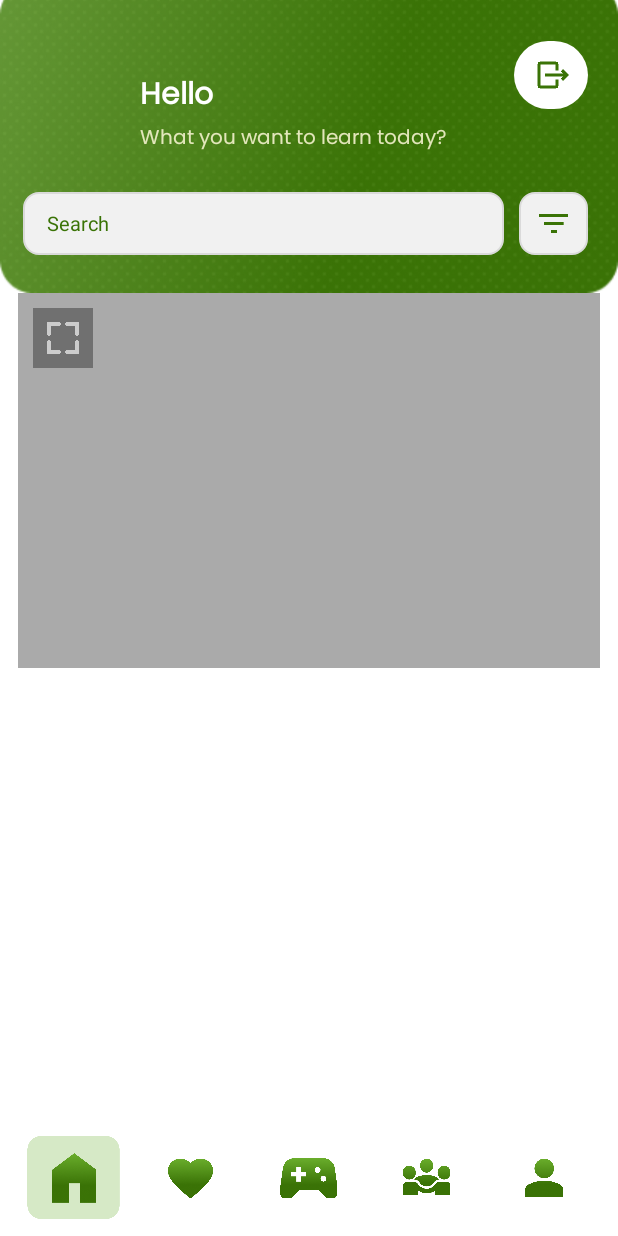
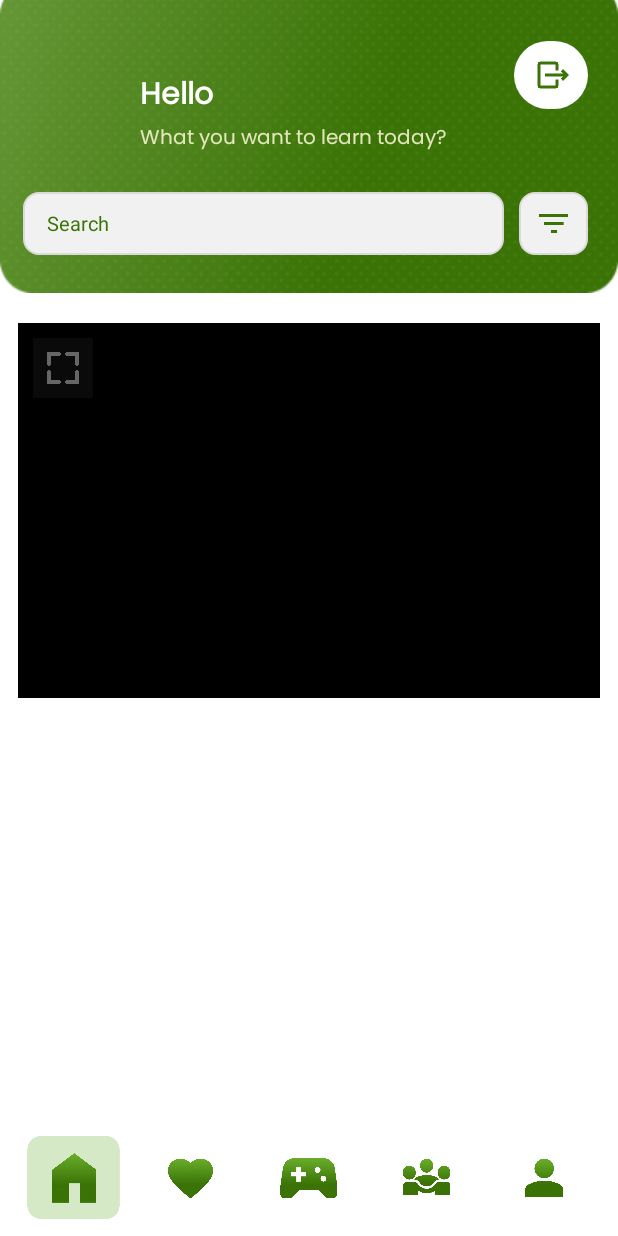
Before and after one commit to mohamedrifa/DeafMute, an Android app: the fragment EnrolledCourse placed in its activity, on a phone screen of 412 x 824 dp. Run offline under Robolectric (Android 15) with nearby library versions, the phone set to English and light mode, and no system bars; our stand-ins replace Firebase (no records; nobody signed in at launch, a user with empty details on screens opened directly); plain views replace PlayerView; pictures from the network do not load; 3 statements that could not run were skipped.

Commit message:
04/04/2025
.

```diff
--- a/app/src/main/java/com/example/deafandmute/EnrolledCourse.java
+++ b/app/src/main/java/com/example/deafandmute/EnrolledCourse.java
@@ -18,6 +18,8 @@ import androidx.recyclerview.widget.RecyclerView;
 import com.google.android.exoplayer2.ExoPlayer;
 import com.google.android.exoplayer2.MediaItem;
 import com.google.android.exoplayer2.ui.PlayerView;
+import com.google.firebase.auth.FirebaseAuth;
+import com.google.firebase.auth.FirebaseUser;
 import com.google.firebase.database.DataSnapshot;
 import com.google.firebase.database.DatabaseError;
 import com.google.firebase.database.DatabaseReference;
@@ -40,6 +42,8 @@ public class EnrolledCourse extends Fragment {
     private ExoPlayer player;
     private PlayerView playerView;
     private ImageView fullscreenButton;
+    FirebaseAuth mAuth;
+    int recents;
     private boolean isFullscreen = false;
 
     public EnrolledCourse() {
@@ -57,43 +61,84 @@ public class EnrolledCourse extends Fragment {
     @Override
     public void onCreate(Bundle savedInstanceState) {
         super.onCreate(savedInstanceState);
+        mAuth = FirebaseAuth.getInstance();
         if (getArguments() != null) {
             courseId = getArguments().getString(ARG_COURSE_ID);
         }
     }
 
     @Override
-    public View onCreateView(LayoutInflater inflater, ViewGroup container,
-                             Bundle savedInstanceState) {
+    public View onCreateView(LayoutInflater inflater, ViewGroup container, Bundle savedInstanceState) {
         View view = inflater.inflate(R.layout.fragment_enrolled_course, container, false);
-
-        // Initialize UI components
         playerView = view.findViewById(R.id.playerView);
         fullscreenButton = view.findViewById(R.id.fullscreen_button);
 
-        // Initialize ExoPlayer
-        String videoUrl = "https://drive.google.com/uc?export=download&id=1UFb4Wt7oIM9nFf_mo39uadLrzzpiC8-t";
+        // Initialize ExoPlayer (start with empty video)
         player = new ExoPlayer.Builder(requireActivity()).build();
         playerView.setPlayer(player);
-        MediaItem mediaItem = MediaItem.fromUri(Uri.parse(videoUrl));
-        player.setMediaItem(mediaItem);
-        player.prepare();
-        player.play();
 
         fullscreenButton.setOnClickListener(view1 -> toggleFullscreen());
+
+        String language = getString(R.string.lang);
+        FirebaseUser user = mAuth.getCurrentUser();
+        String userId = user.getUid();
+        DatabaseReference courseRef = FirebaseDatabase.getInstance()
+                .getReference("Users").child(userId).child("courseHistory")
+                .child(language)
+                .child(courseId);
 
         // Initialize RecyclerView
         tutorialRecycler = view.findViewById(R.id.tutorial_recycler);
         tutorialRecycler.setLayoutManager(new LinearLayoutManager(getContext()));
+        tutorialList = new ArrayList<>();
 
-        tutorialList = new ArrayList<>();
-        adapter = new TutorialAdapter(getContext(), tutorialList);
-        tutorialRecycler.setAdapter(adapter);
-        String language = getString(R.string.lang);
-        tutorialRef = FirebaseDatabase.getInstance().getReference("courses").child(language).child(courseId).child("tutorials");
-        fetchTutorials();
+        courseRef.addListenerForSingleValueEvent(new ValueEventListener() {
+            @Override
+            public void onDataChange(@NonNull DataSnapshot snapshot) {
+                if (snapshot.exists()) {
+                    recents = snapshot.getValue(Integer.class);
+                } else {
+                    recents = 0;
+                }
+                // Initialize tutorialRef **inside onDataChange()**
+                tutorialRef = FirebaseDatabase.getInstance()
+                        .getReference("courses").child(language).child(courseId).child("tutorials");
+
+                // Initialize Adapter **after** recents is set
+                adapter = new TutorialAdapter(getContext(), tutorialList, EnrolledCourse.this::playSelectedVideo, recents);
+                tutorialRecycler.setAdapter(adapter);
+
+                // Fetch tutorials **after tutorialRef is initialized**
+                fetchTutorials();
+            }
+
+            @Override
+            public void onCancelled(@NonNull DatabaseError error) {}
+        });
+
         return view;
     }
+
+
+    private void playSelectedVideo(String videoUrl, int position) {
+        String language = getString(R.string.lang);
+        FirebaseUser user = mAuth.getCurrentUser();
+        String userId = user.getUid();
+        DatabaseReference courseRef = FirebaseDatabase.getInstance().getReference("Users").child(userId)
+                .child("courseHistory").child(language).child(courseId);
+        courseRef.setValue(position).addOnCompleteListener(task -> {
+            if (task.isSuccessful()) {
+                MediaItem mediaItem = MediaItem.fromUri(Uri.parse(videoUrl));
+                player.setMediaItem(mediaItem);
+                player.prepare();
+                player.play();
+            } else {
+                Toast.makeText(requireContext(), R.string.failed_to_load_video, Toast.LENGTH_SHORT).show();
+            }
+        });
+
+    }
+
 
     private void fetchTutorials() {
         tutorialRef.addListenerForSingleValueEvent(new ValueEventListener() {
@@ -111,7 +156,7 @@ public class EnrolledCourse extends Fragment {
 
             @Override
             public void onCancelled(@NonNull DatabaseError error) {
-                Toast.makeText(getContext(), "Failed to load data", Toast.LENGTH_SHORT).show();
+                Toast.makeText(getContext(), R.string.failed_to_load_data, Toast.LENGTH_SHORT).show();
             }
         });
     }
--- a/app/src/main/java/com/example/deafandmute/TutorialAdapter.java
+++ b/app/src/main/java/com/example/deafandmute/TutorialAdapter.java
@@ -1,26 +1,35 @@
 package com.example.deafandmute;
 
+import android.annotation.SuppressLint;
 import android.content.Context;
 import android.content.Intent;
+import android.graphics.Color;
 import android.net.Uri;
 import android.view.LayoutInflater;
 import android.view.View;
 import android.view.ViewGroup;
+import android.widget.LinearLayout;
 import android.widget.TextView;
-
 import androidx.annotation.NonNull;
 import androidx.recyclerview.widget.RecyclerView;
-
 import java.util.List;
 
 public class TutorialAdapter extends RecyclerView.Adapter<TutorialAdapter.TutorialViewHolder> {
 
     private List<Tutorial> tutorialList;
     private Context context;
+    private OnTutorialClickListener listener;
+    private int selectedPosition; // Track selected item
 
-    public TutorialAdapter(Context context, List<Tutorial> tutorialList) {
+    public interface OnTutorialClickListener {
+        void onTutorialClick(String videoUrl, int position);
+    }
+
+    public TutorialAdapter(Context context, List<Tutorial> tutorialList, OnTutorialClickListener listener, int recents) {
         this.context = context;
         this.tutorialList = tutorialList;
+        this.listener = listener;
+        selectedPosition = recents;
     }
 
     @NonNull
@@ -34,10 +43,22 @@ public class TutorialAdapter extends RecyclerView.Adapter<TutorialAdapter.Tutori
     public void onBindViewHolder(@NonNull TutorialViewHolder holder, int position) {
         Tutorial tutorial = tutorialList.get(position);
         holder.nameTextView.setText(tutorial.getName());
-        holder.itemView.setOnClickListener(v -> {
-            Intent intent = new Intent(Intent.ACTION_VIEW, Uri.parse(tutorial.getUrl()));
-            context.startActivity(intent);
-        });
+        // Highlight if selected or last watched (recents)
+        if (position == selectedPosition ) {
+            holder.ListBar.setBackgroundResource(R.drawable.tutorial_selected);
+            holder.nameTextView.setTextColor(Color.parseColor("#FFFFFF"));
+            listener.onTutorialClick(tutorial.getUrl(), position);
+        } else {
+            holder.ListBar.setBackgroundResource(R.drawable.tutorial_item_border);
+            holder.nameTextView.setTextColor(Color.parseColor("#C33CE0"));
+        }
+        holder.ListBar.setOnClickListener(v -> selectVideo(position, tutorial.getUrl()));
+    }
+    void selectVideo(int position, String videoUrl) {
+        if (selectedPosition != position) {
+            selectedPosition = position;
+            notifyDataSetChanged();
+        }
     }
 
     @Override
@@ -47,10 +68,11 @@ public class TutorialAdapter extends RecyclerView.Adapter<TutorialAdapter.Tutori
 
     public static class TutorialViewHolder extends RecyclerView.ViewHolder {
         TextView nameTextView;
-
+        LinearLayout ListBar;
         public TutorialViewHolder(@NonNull View itemView) {
             super(itemView);
             nameTextView = itemView.findViewById(R.id.tutorial_name);
+            ListBar = itemView.findViewById(R.id.listbar);
         }
     }
 }
--- /dev/null
+++ b/app/src/main/res/drawable/tutorial_selected.xml
@@ -0,0 +1,9 @@
+<?xml version="1.0" encoding="utf-8"?>
+<shape xmlns:android="http://schemas.android.com/apk/res/android"
+    android:shape="rectangle">
+    <solid android:color="#C33CE0" />
+    <stroke
+        android:width="2dp"
+        android:color="#C33CE0" />
+    <corners android:radius="12dp" />
+</shape>
--- a/app/src/main/res/layout/fragment_enrolled_course.xml
+++ b/app/src/main/res/layout/fragment_enrolled_course.xml
@@ -3,6 +3,7 @@
     xmlns:tools="http://schemas.android.com/tools"
     android:layout_width="match_parent"
     android:layout_height="match_parent"
+    xmlns:app="http://schemas.android.com/apk/res-auto"
     tools:context=".EnrolledCourse">
     <LinearLayout xmlns:android="http://schemas.android.com/apk/res/android"
         xmlns:tools="http://schemas.android.com/tools"
@@ -12,13 +13,17 @@
         android:background="@android:color/white"
         tools:context=".MainActivity">
         <!-- Video Player -->
+        <androidx.cardview.widget.CardView
+            android:layout_width="match_parent"
+            android:layout_height="250dp"
+            app:cardCornerRadius="12dp"
+            android:layout_marginTop="40dp"
+            android:layout_marginHorizontal="12dp">
             <com.google.android.exoplayer2.ui.PlayerView
                 android:id="@+id/playerView"
                 android:layout_width="match_parent"
                 android:layout_height="250dp"
-            android:layout_marginTop="20dp"
-            android:layout_marginHorizontal="12dp"
-            android:background="@android:color/darker_gray">
+                android:background="@android:color/black">
                 <ImageView
                     android:id="@+id/fullscreen_button"
                     android:layout_width="40dp"
@@ -27,17 +32,15 @@
                     android:layout_margin="10dp"
                     android:background="@drawable/video_fullscreen"
                     android:alpha="0.4"
-                android:scaleType="center"
-                android:contentDescription="Fullscreen"/>
+                    android:scaleType="center"/>
             </com.google.android.exoplayer2.ui.PlayerView>
+        </androidx.cardview.widget.CardView>
 
-        <!-- Video List -->
         <androidx.recyclerview.widget.RecyclerView
             android:id="@+id/tutorial_recycler"
             android:layout_width="match_parent"
             android:layout_marginTop="4dp"
-            android:layout_height="match_parent"
-            android:padding="8dp"/>
+            android:layout_height="match_parent"/>
     </LinearLayout>
 
 
--- a/app/src/main/res/values/strings.xml
+++ b/app/src/main/res/values/strings.xml
@@ -165,6 +165,9 @@
     <string name="payment_successfull">Payment Successfull</string>
     <string name="payment_failed">Payment Failed</string>
     <string name="failed_to_fetch_data">failed to fetch data</string>
+    <string name="playing">Playing...</string>
+    <string name="failed_to_load_data">Failed to load data</string>
+    <string name="failed_to_load_video">failed to load video</string>
 
 
 </resources>
```
Also changed, not shown: app/src/main/res/layout/item_tutorial.xml (+3 -4 lines). Lines whose indentation alone changed are shown as unchanged.
